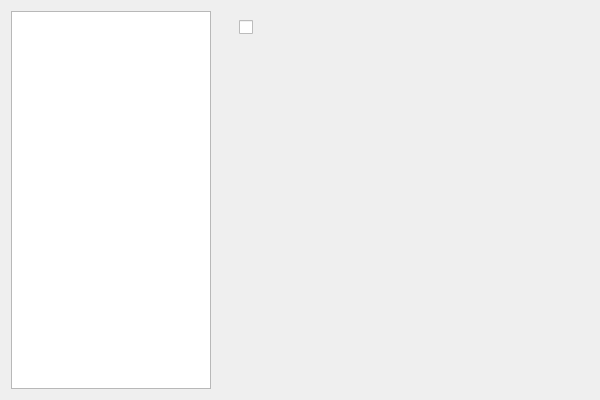
Qt form org.nickvision.application.qt/src/views/settingsdialog.ui (NickvisionApps/Application) before a commit.
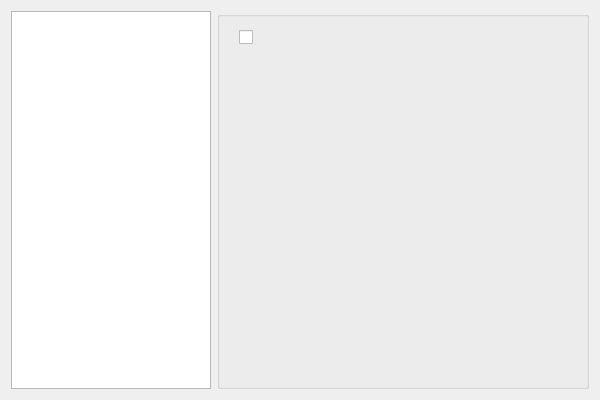
The same form after that commit.

```diff
--- a/org.nickvision.application.qt/src/views/settingsdialog.ui
+++ b/org.nickvision.application.qt/src/views/settingsdialog.ui
@@ -27,18 +27,36 @@
        <height>16777215</height>
       </size>
      </property>
+     <property name="spacing">
+      <number>6</number>
+     </property>
     </widget>
    </item>
+   <item>
+    <widget class="QGroupBox" name="groupBox">
+     <layout class="QVBoxLayout" name="verticalLayout">
+      <property name="leftMargin">
+       <number>4</number>
+      </property>
+      <property name="topMargin">
+       <number>4</number>
+      </property>
+      <property name="rightMargin">
+       <number>4</number>
+      </property>
+      <property name="bottomMargin">
+       <number>4</number>
+      </property>
    <item>
     <widget class="QStackedWidget" name="viewStack">
      <property name="currentIndex">
       <number>0</number>
      </property>
      <widget class="QWidget" name="pageAppearance">
+         <property name="autoFillBackground">
+          <bool>false</bool>
+         </property>
       <layout class="QFormLayout" name="formLayout">
-       <item row="0" column="0">
-        <widget class="QLabel" name="lblUpdates"/>
-       </item>
        <item row="0" column="1">
         <widget class="QCheckBox" name="chkUpdates"/>
        </item>
@@ -57,6 +75,9 @@
        </item>
       </layout>
      </widget>
+       </widget>
+      </item>
+     </layout>
     </widget>
    </item>
   </layout>
```
Lines whose indentation alone changed are shown as unchanged.
